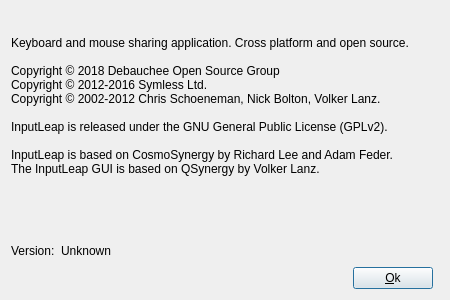
Old version of the form src/gui/src/AboutDialog.ui in the repository input-leap/input-leap.
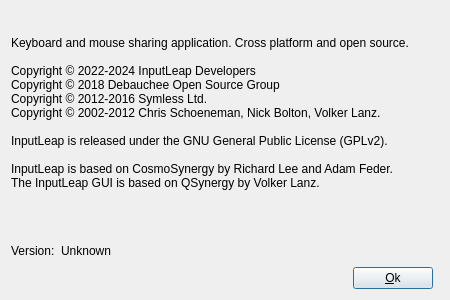
New version of the form. Icons and pictures are not drawn.

Commit message: gui/AboutDialog: Add Inputleap Developers to Copyright

Diff of the .ui file:
```diff
--- a/src/gui/src/AboutDialog.ui
+++ b/src/gui/src/AboutDialog.ui
@@ -52,6 +52,7 @@
      <property name="text">
       <string>&lt;p&gt;
 Keyboard and mouse sharing application. Cross platform and open source.&lt;br /&gt;&lt;br /&gt;
+Copyright © 2022-2024 InputLeap Developers&lt;br /&gt;
 Copyright © 2018 Debauchee Open Source Group&lt;br /&gt;
 Copyright © 2012-2016 Symless Ltd.&lt;br /&gt;
 Copyright © 2002-2012 Chris Schoeneman, Nick Bolton, Volker Lanz.&lt;br /&gt;&lt;br /&gt;
```
The commit also changes 2 other files.
